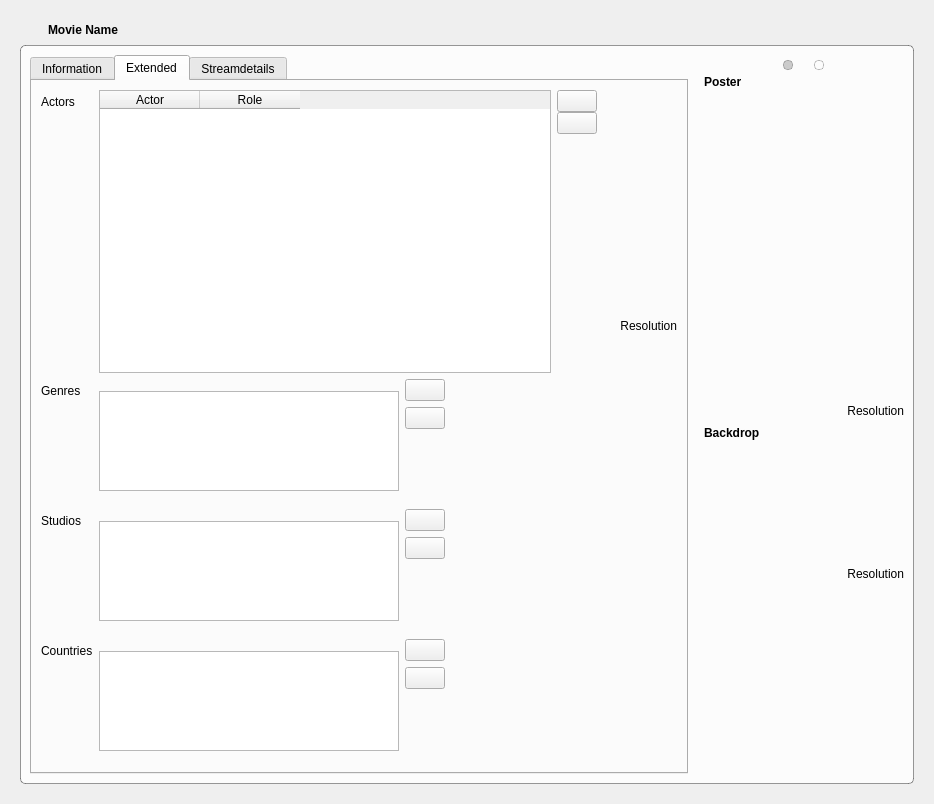
First picture: the form in movies/MovieWidget.ui, repository Komet/MediaElch, before the edit.
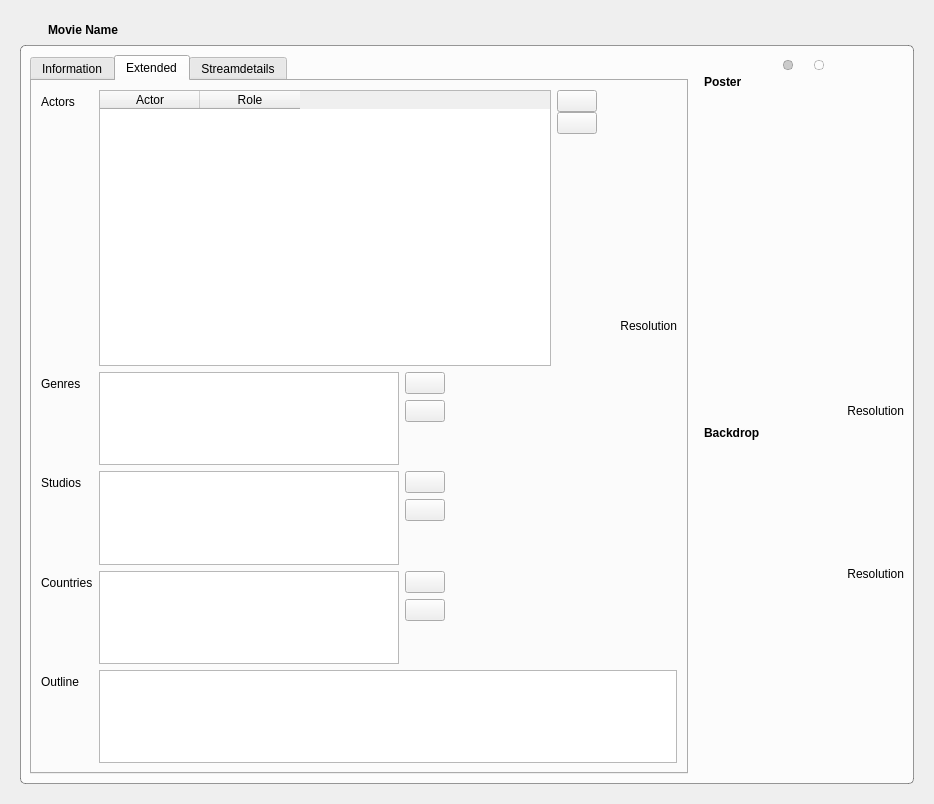
Second picture: the form after the edit. The open tabs and pages were chosen to show the change. Icons and pictures are not drawn. Custom widgets are drawn as their Qt base class.

The edit to the form file:
```diff
--- a/movies/MovieWidget.ui
+++ b/movies/MovieWidget.ui
@@ -845,6 +845,23 @@
                 </property>
                </widget>
               </item>
+              <item row="7" column="0">
+               <widget class="QLabel" name="label_34">
+                <property name="text">
+                 <string>Outline</string>
+                </property>
+               </widget>
+              </item>
+              <item row="7" column="1">
+               <widget class="QTextEdit" name="outline">
+                <property name="maximumSize">
+                 <size>
+                  <width>16777215</width>
+                  <height>100</height>
+                 </size>
+                </property>
+               </widget>
+              </item>
              </layout>
             </item>
            </layout>
```
Left out of the diff: 7 changed lines with no effect on the pictures.
